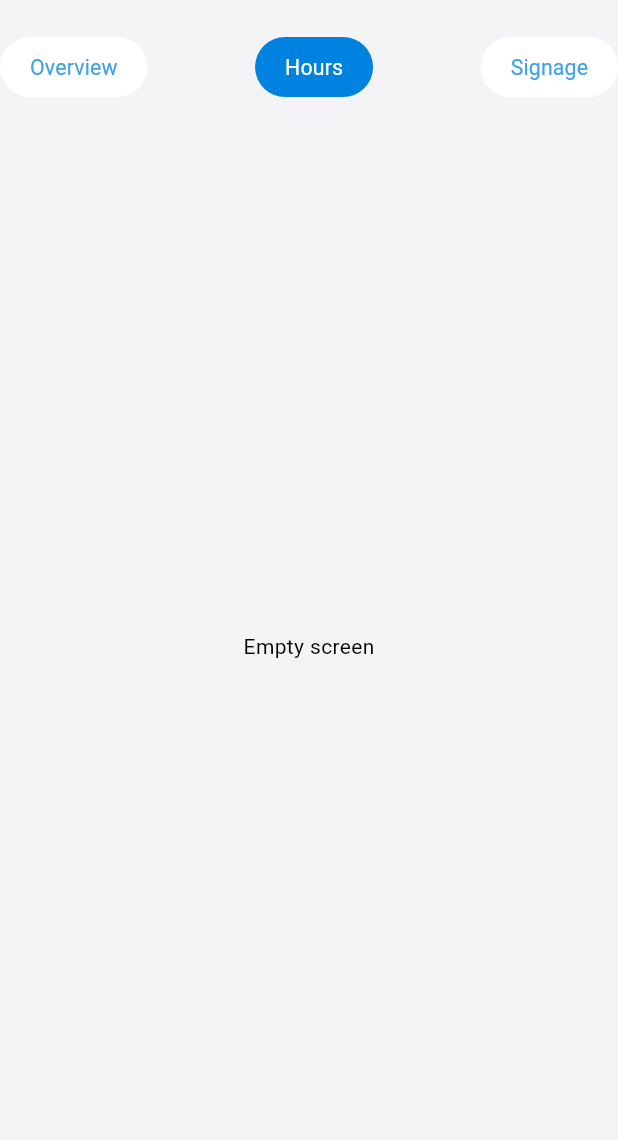
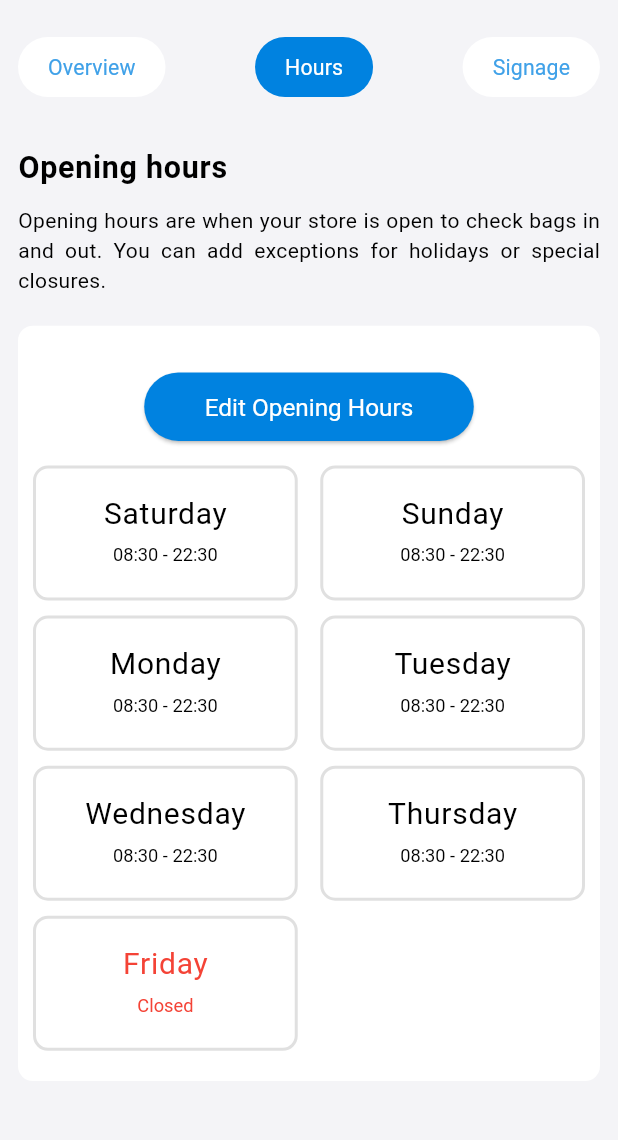
Before and after one commit to sohanthink/cenith-merchant, a Flutter app: the StoreView screen opened directly, after a tap on "Hours", on a phone screen of 412 x 824 dp, the part 71-1211 px from its top. Run offline on Flutter 3.47's test engine with Material 3 defaults, Android fonts, the phone set to English and light mode, and no system bars; our stand-ins replace fl_chart, flutter_screenutil, flutter_svg, get, intl_phone_field, table_calendar; missing offline and left inert: mobile_scanner; Roboto replaces fonts that are missing (Catamaran).

Commit message:
init hours screen of store section

```diff
--- /dev/null
+++ b/lib/features/store/view/hourse_view.dart
@@ -0,0 +1,133 @@
+import 'package:cenith_marchent/core/theme/text_theme.dart';
+import 'package:flutter/material.dart';
+import 'package:flutter_screenutil/flutter_screenutil.dart';
+
+class HourseView extends StatefulWidget {
+  const HourseView({super.key});
+
+  @override
+  State<HourseView> createState() => _HourseViewState();
+}
+
+class _HourseViewState extends State<HourseView> {
+  @override
+  Widget build(BuildContext context) {
+    return Expanded(
+      child: SingleChildScrollView(
+        child: Padding(
+          padding: const EdgeInsets.all(12),
+          child: Column(
+            children: [
+              buildHeaderSection(context),
+              SizedBox(height: 20.h),
+              buildHoursSection(context),
+              SizedBox(height: 20.h,),
+              Column(children: [
+
+              ],)
+            ],
+          ),
+        ),
+      ),
+    );
+  }
+
+  Widget buildHoursSection(BuildContext context) {
+    List<Map<String, dynamic>> days = [
+      {'day': 'Saturday', 'time': '08:30 - 22:30', 'isOpened': false},
+      {'day': 'Sunday', 'time': '08:30 - 22:30', 'isOpened': false},
+      {'day': 'Monday', 'time': '08:30 - 22:30', 'isOpened': false},
+      {'day': 'Tuesday', 'time': '08:30 - 22:30', 'isOpened': false},
+      {'day': 'Wednesday', 'time': '08:30 - 22:30', 'isOpened': false},
+      {'day': 'Thursday', 'time': '08:30 - 22:30', 'isOpened': false},
+      {'day': 'Friday', 'time': 'Closed', 'isOpened': true},
+    ];
+
+    return Container(
+      width: double.infinity,
+      padding: EdgeInsets.all(10),
+      decoration: BoxDecoration(
+        color: Colors.white,
+        borderRadius: BorderRadius.circular(10),
+      ),
+      child: Column(
+        children: [
+          SizedBox(height: 20),
+          SizedBox(
+            width: 200.w,
+            child: ElevatedButton(
+              onPressed: () {},
+              child: Text(
+                'Edit Opening Hours',
+                style: fontSize16(context)!.copyWith(color: Colors.white),
+              ),
+            ),
+          ),
+          SizedBox(height: 15.h),
+          GridView.builder(
+            shrinkWrap: true,
+            physics: NeverScrollableScrollPhysics(),
+            itemCount: days.length,
+            gridDelegate: SliverGridDelegateWithFixedCrossAxisCount(
+              childAspectRatio: 1.96,
+              crossAxisCount: 2,
+              crossAxisSpacing: 15,
+              mainAxisSpacing: 10,
+            ),
+            itemBuilder: ((context, index) {
+              return timeCard(
+                context,
+                day: days[index]['day'],
+                time: days[index]['time'],
+                isOpened: days[index]['isOpened'],
+              );
+            }),
+          ),
+          SizedBox(height: 10.h,)
+        ],
+      ),
+    );
+  }
+
+  Widget timeCard(
+    BuildContext context, {
+    required String day,
+    required String time,
+    required bool isOpened,
+  }) {
+    return Container(
+      padding: EdgeInsets.symmetric(horizontal: 30, vertical: 15),
+      decoration: BoxDecoration(
+        border: Border.all(color: Colors.grey.shade300, width: 2),
+        borderRadius: BorderRadius.circular(10),
+      ),
+      child: Column(
+        children: [
+          Text(day, style: fontSize20(context)!.copyWith(fontSize: 20, color: isOpened? Colors.red: Colors.black)),
+          SizedBox(height: 5),
+          Text(time, style: fontSize12(context)!.copyWith(color: isOpened? Colors.red: Colors.black)),
+        ],
+      ),
+    );
+  }
+
+  Widget buildHeaderSection(BuildContext context) {
+    return Column(
+      crossAxisAlignment: CrossAxisAlignment.start,
+      children: [
+        Text(
+          'Opening hours',
+          style: fontSize20(
+            context,
+          )!.copyWith(color: Colors.black, fontWeight: FontWeight.w700),
+        ),
+        SizedBox(height: 10.h),
+        Text(
+          textAlign: TextAlign.justify,
+          'Opening hours are when your store is open to check bags in and out.'
+          ' You can add exceptions for holidays or special closures.',
+        ),
+      ],
+    );
+  }
+}
--- a/lib/features/store/view/overview.dart
+++ b/lib/features/store/view/overview.dart
@@ -17,7 +17,8 @@ class Overview extends StatefulWidget {
 class _OverviewState extends State<Overview> {
   @override
   Widget build(BuildContext context) {
-    return SingleChildScrollView(
+    return Expanded(
+      child: SingleChildScrollView(
         child: Padding(
           padding: EdgeInsets.symmetric(horizontal: 12.w),
           child: Column(
@@ -37,6 +38,7 @@ class _OverviewState extends State<Overview> {
               SizedBox(height: 15),
               buildReviewSection(context),
             ],
+          ),
         ),
       ),
     );
--- a/lib/features/store/view/signage_view.dart
+++ b/lib/features/store/view/signage_view.dart
@@ -16,7 +16,8 @@ class SignageView extends StatefulWidget {
 class _SignageViewState extends State<SignageView> {
   @override
   Widget build(BuildContext context) {
-    return SingleChildScrollView(
+    return Expanded(
+      child: SingleChildScrollView(
         child: Column(
           children: [
             space(16),
@@ -182,6 +183,7 @@ class _SignageViewState extends State<SignageView> {
             ),
           ],
         ),
+      ),
     );
   }
 }
--- a/lib/features/store/view/storeview.dart
+++ b/lib/features/store/view/storeview.dart
@@ -1,6 +1,7 @@
 import 'package:cenith_marchent/core/constants/app_colors.dart';
 import 'package:cenith_marchent/core/theme/text_theme.dart';
 import 'package:cenith_marchent/features/blank_screen.dart';
+import 'package:cenith_marchent/features/store/view/hourse_view.dart';
 import 'package:cenith_marchent/features/store/view/overview.dart';
 import 'package:cenith_marchent/features/store/view/signage_view.dart';
 import 'package:flutter/material.dart';
@@ -16,7 +17,7 @@ class StoreView extends StatefulWidget {
 class _StoreViewState extends State<StoreView> {
   //TODO: will be managed from view model
   int selectedIndex = 0;
-  List<Widget> tabs =  [Overview(),BlankScreen(),SignageView()];
+  List<Widget> tabs = [Overview(), HourseView(), SignageView()];
 
   @override
   Widget build(BuildContext context) {
@@ -24,24 +25,26 @@ class _StoreViewState extends State<StoreView> {
       child: Scaffold(
         backgroundColor: AppColors.scaffoldColor,
         body: Column(
+          crossAxisAlignment: CrossAxisAlignment.start,
           children: [
             SizedBox(height: 10),
             buildHeaderSection(context),
             SizedBox(height: 25),
             buildMenuSection(context),
             SizedBox(height: 20),
-            Expanded(child: tabs[selectedIndex])
+            tabs[selectedIndex],
           ],
         ),
       ),
     );
   }
+
   Widget buildMenuSection(BuildContext context) {
-    return Row(
+    return Padding(
+      padding: EdgeInsets.symmetric(horizontal: 12),
+      child: Row(
         mainAxisAlignment: MainAxisAlignment.spaceBetween,
-              children: ['Overview', 'Hours', 'Signage'].asMap().entries.map((
-                item,
-              ) {
+        children: ['Overview', 'Hours', 'Signage'].asMap().entries.map((item) {
           return GestureDetector(
             onTap: () {
               selectedIndex = item.key;
@@ -56,43 +59,36 @@ class _StoreViewState extends State<StoreView> {
                 borderRadius: BorderRadius.circular(20),
               ),
               child: Padding(
-                      padding: const EdgeInsets.symmetric(
-                        horizontal: 20,
-                        vertical: 10,
-                      ),
+                padding: const EdgeInsets.symmetric(horizontal: 20, vertical: 10),
                 child: Text(
                   item.value,
                   style: fontSize14(context)!.copyWith(
-                          color: item.key == selectedIndex
-                              ? Colors.white
-                              : null,
+                    color: item.key == selectedIndex ? Colors.white : null,
                   ),
                 ),
               ),
             ),
           );
         }).toList(),
+      ),
     );
   }
 
   Widget buildHeaderSection(BuildContext context) {
     return Padding(
-      padding:  EdgeInsets.symmetric(horizontal: 12.w),
+      padding: EdgeInsets.symmetric(horizontal: 12.w),
       child: Row(
         mainAxisAlignment: MainAxisAlignment.spaceBetween,
         children: [
           Text(
             'Lavaterilla',
-                    style: fontSize24(
-                      context,
-                    )!.copyWith(fontWeight: FontWeight.w600),
+            style: fontSize24(context)!.copyWith(fontWeight: FontWeight.w600),
           ),
           Text(
             'Add Store +',
-                    style: fontSize16(context)!.copyWith(
-                      fontWeight: FontWeight.w600,
-                      fontFamily: 'Catamaran',
-                    ),
+            style: fontSize16(
+              context,
+            )!.copyWith(fontWeight: FontWeight.w600, fontFamily: 'Catamaran'),
           ),
         ],
       ),
```
Lines whose indentation alone changed are shown as unchanged.
